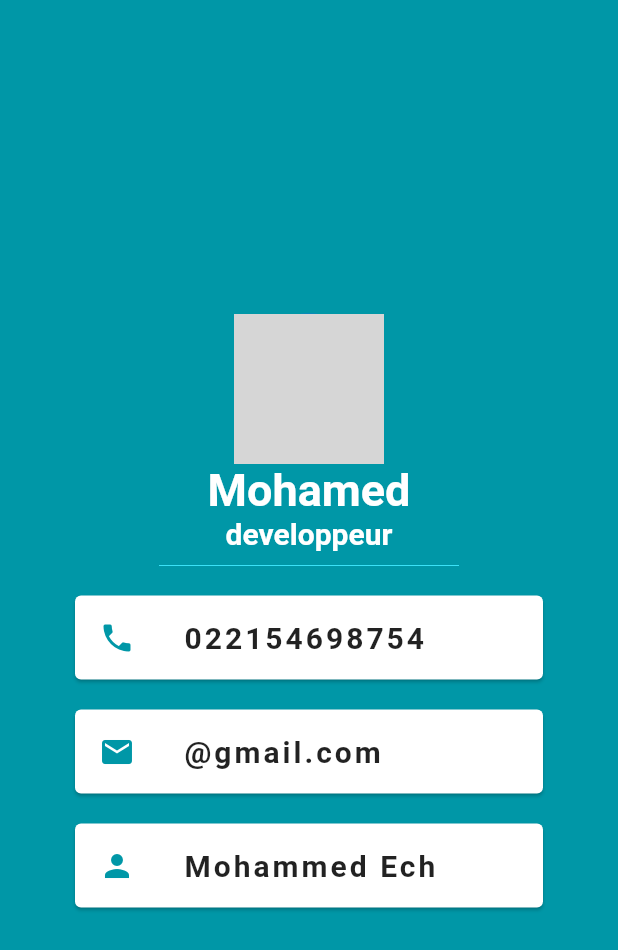
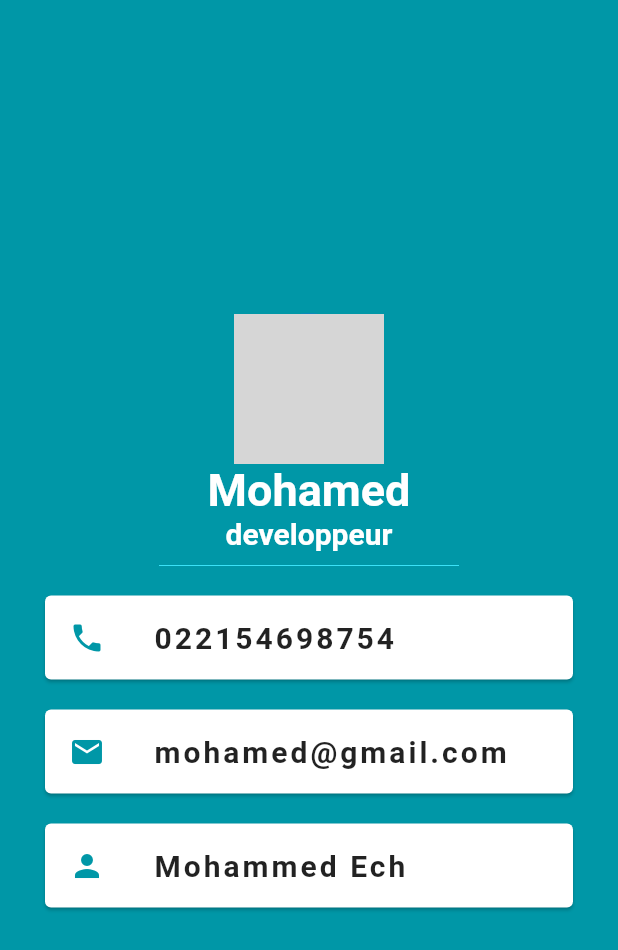
Before and after one commit to EchchebabyMohamed/bitakati, a Flutter app: the screen it shows after launch, on a phone screen of 412 x 824 dp. Shown: the top 950 px of the screen. Run offline on Flutter 3.47's test engine with Material 2 defaults, Android fonts, the phone set to English and light mode, and no system bars; grey boxes are pictures that could not be loaded.

Commit message:
deuxieme commit

```diff
--- a/lib/container.dart
+++ b/lib/container.dart
@@ -12,7 +12,7 @@ class ContainerC extends StatelessWidget {
   @override
   Widget build(BuildContext context) {
     return Card(
-      margin: const EdgeInsets.symmetric(vertical: 10, horizontal: 50),
+      margin: const EdgeInsets.symmetric(vertical: 10, horizontal: 30),
       child: ListTile(
         leading: Icon(
           icon,
--- a/lib/main.dart
+++ b/lib/main.dart
@@ -52,7 +52,7 @@ class Mywidget extends StatelessWidget {
                 ),
                 ContainerC(
                   icon: Icons.email,
-                  text: "@gmail.com",
+                  text: "mohamed@gmail.com",
                 ),
                 ContainerC(
                   icon: Icons.person,
```
